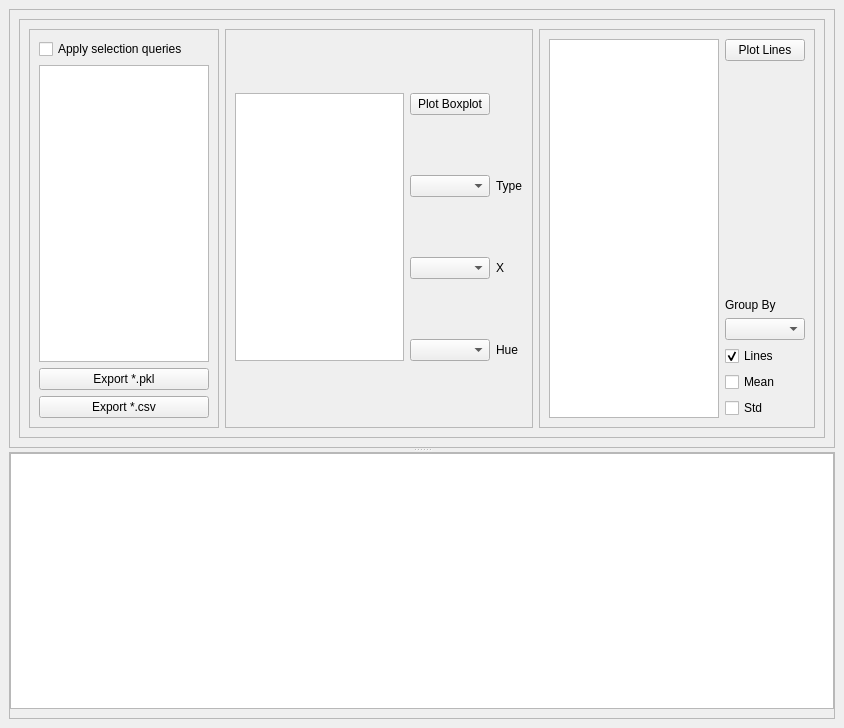
Before: the Qt Designer form PyGFETdb/GuiDBView/GuiDataExplorer_v2.ui in aguimera/PyGFETdb, drawn with Qt 5.
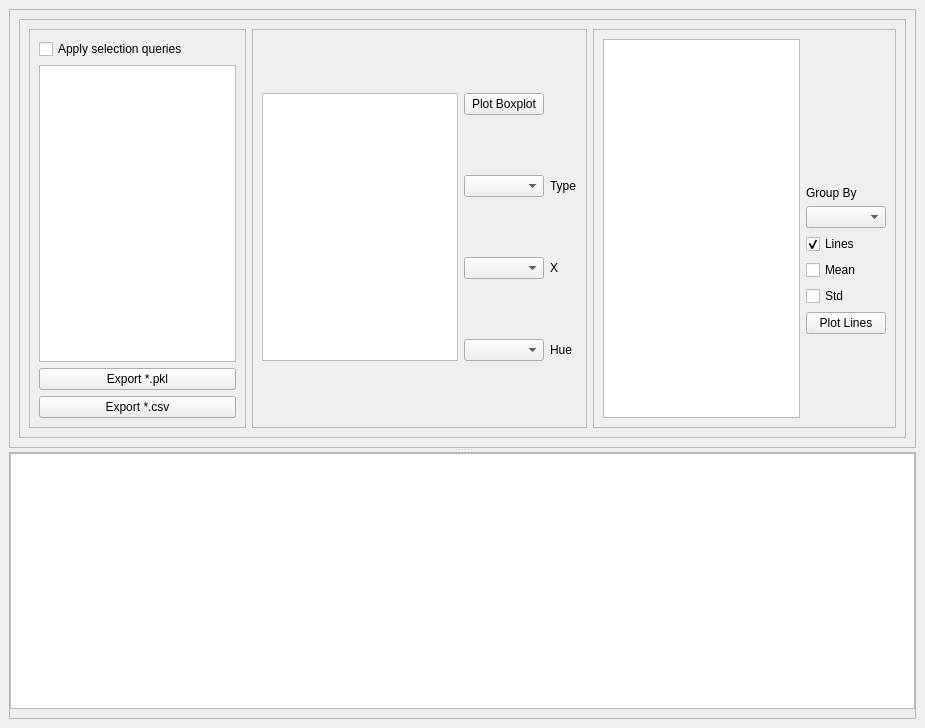
After: the same form once the commit is applied.

Commit message: Plot Bode and PSD

What changed in the file:
```diff
--- a/PyGFETdb/GuiDBView/GuiDataExplorer_v2.ui
+++ b/PyGFETdb/GuiDBView/GuiDataExplorer_v2.ui
@@ -6,7 +6,7 @@
    <rect>
     <x>0</x>
     <y>0</y>
-    <width>844</width>
+    <width>925</width>
     <height>728</height>
    </rect>
   </property>
@@ -148,37 +148,7 @@
               <enum>QFrame::Raised</enum>
              </property>
              <layout class="QGridLayout" name="gridLayout_2">
-              <item row="4" column="1">
-               <widget class="QCheckBox" name="CheckLinesMean">
-                <property name="text">
-                 <string>Mean</string>
-                </property>
-               </widget>
-              </item>
-              <item row="0" column="1">
-               <widget class="QPushButton" name="ButPlotVect">
-                <property name="text">
-                 <string>Plot Lines</string>
-                </property>
-               </widget>
-              </item>
-              <item row="0" column="0" rowspan="6">
-               <widget class="QListWidget" name="LstLinesPars">
-                <property name="selectionMode">
-                 <enum>QAbstractItemView::ExtendedSelection</enum>
-                </property>
-                <property name="layoutMode">
-                 <enum>QListView::SinglePass</enum>
-                </property>
-                <property name="viewMode">
-                 <enum>QListView::ListMode</enum>
-                </property>
-               </widget>
-              </item>
-              <item row="2" column="1">
-               <widget class="QComboBox" name="CmbLinesGroup"/>
-              </item>
-              <item row="1" column="1">
+              <item row="3" column="1">
                <widget class="QLabel" name="label_2">
                 <property name="text">
                  <string>Group By</string>
@@ -189,13 +159,6 @@
                </widget>
               </item>
               <item row="5" column="1">
-               <widget class="QCheckBox" name="CheckLinesStd">
-                <property name="text">
-                 <string>Std</string>
-                </property>
-               </widget>
-              </item>
-              <item row="3" column="1">
                <widget class="QCheckBox" name="CheckLines">
                 <property name="text">
                  <string>Lines</string>
@@ -205,6 +168,43 @@
                 </property>
                </widget>
               </item>
+              <item row="2" column="0" rowspan="8">
+               <widget class="QListWidget" name="LstLinesPars">
+                <property name="selectionMode">
+                 <enum>QAbstractItemView::ExtendedSelection</enum>
+                </property>
+                <property name="layoutMode">
+                 <enum>QListView::SinglePass</enum>
+                </property>
+                <property name="viewMode">
+                 <enum>QListView::ListMode</enum>
+                </property>
+               </widget>
+              </item>
+              <item row="8" column="1">
+               <widget class="QPushButton" name="ButPlotVect">
+                <property name="text">
+                 <string>Plot Lines</string>
+                </property>
+               </widget>
+              </item>
+              <item row="6" column="1">
+               <widget class="QCheckBox" name="CheckLinesMean">
+                <property name="text">
+                 <string>Mean</string>
+                </property>
+               </widget>
+              </item>
+              <item row="4" column="1">
+               <widget class="QComboBox" name="CmbLinesGroup"/>
+              </item>
+              <item row="7" column="1">
+               <widget class="QCheckBox" name="CheckLinesStd">
+                <property name="text">
+                 <string>Std</string>
+                </property>
+               </widget>
+              </item>
              </layout>
             </widget>
            </item>
```
The commit also changes 4 other files.
